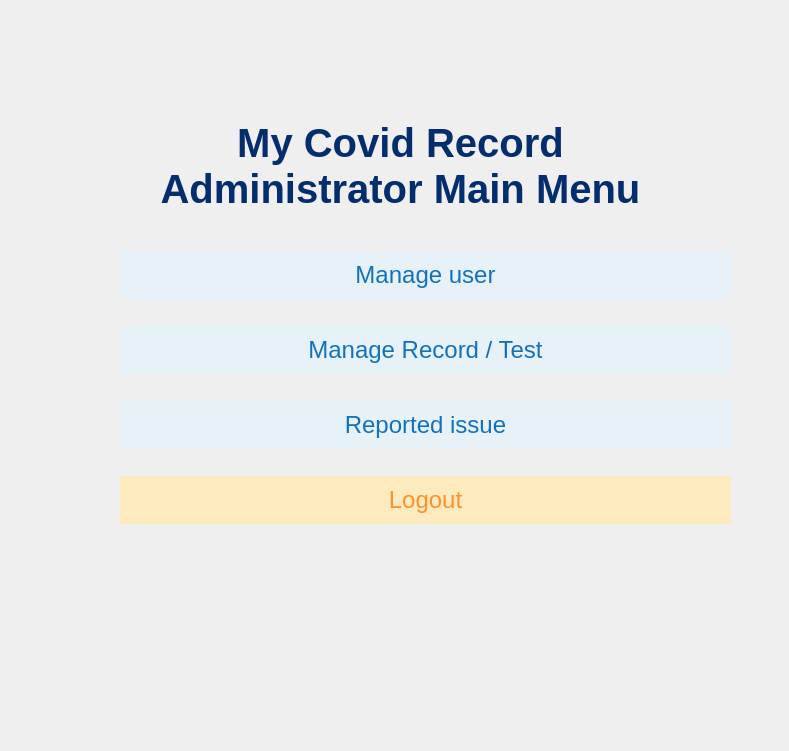
maria-gedye/QTapp, file MCR-app/admin_menu.ui: the form before one commit.
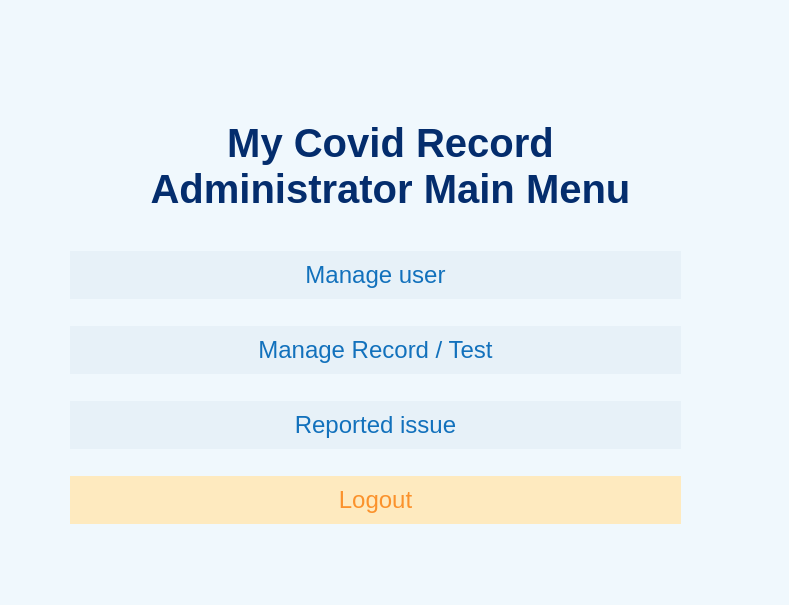
The form after the commit.

Patch:
```diff
--- a/MCR-app/admin_menu.ui
+++ b/MCR-app/admin_menu.ui
@@ -7,16 +7,19 @@
     <x>0</x>
     <y>0</y>
     <width>789</width>
-    <height>751</height>
+    <height>605</height>
    </rect>
   </property>
   <property name="windowTitle">
    <string>Dialog</string>
   </property>
+  <property name="styleSheet">
+   <string notr="true">background-color: rgb(240, 248, 253);</string>
+  </property>
   <widget class="QLabel" name="label">
    <property name="geometry">
     <rect>
-     <x>50</x>
+     <x>40</x>
      <y>80</y>
      <width>701</width>
      <height>171</height>
@@ -44,7 +47,7 @@
   <widget class="QWidget" name="layoutWidget">
    <property name="geometry">
     <rect>
-     <x>120</x>
+     <x>70</x>
      <y>240</y>
      <width>611</width>
      <height>296</height>
```
